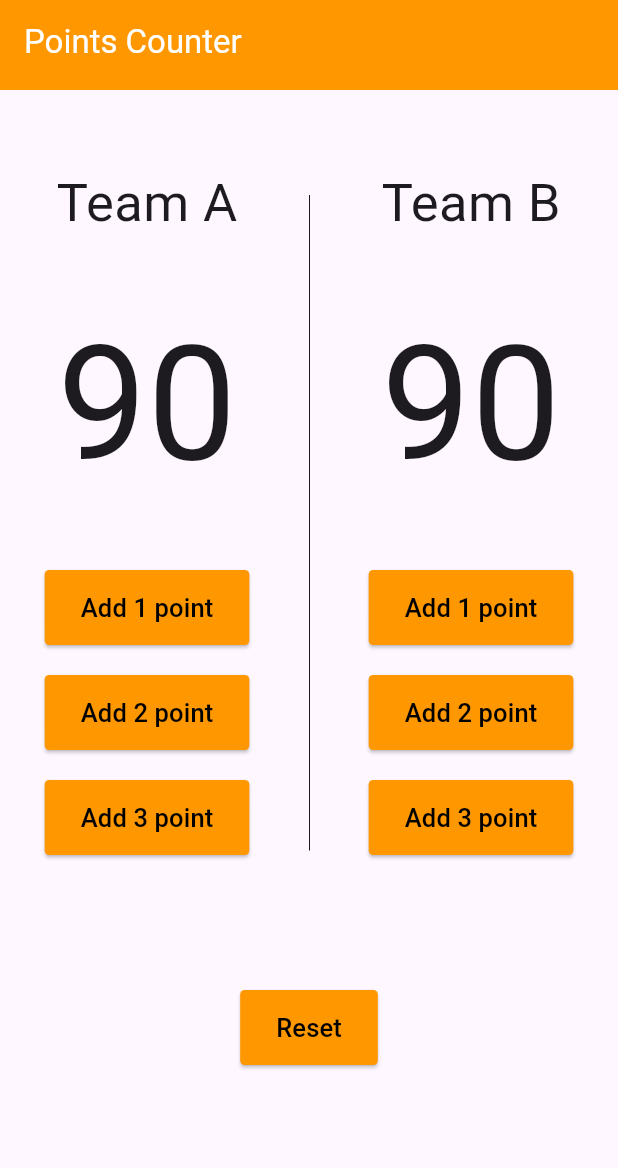
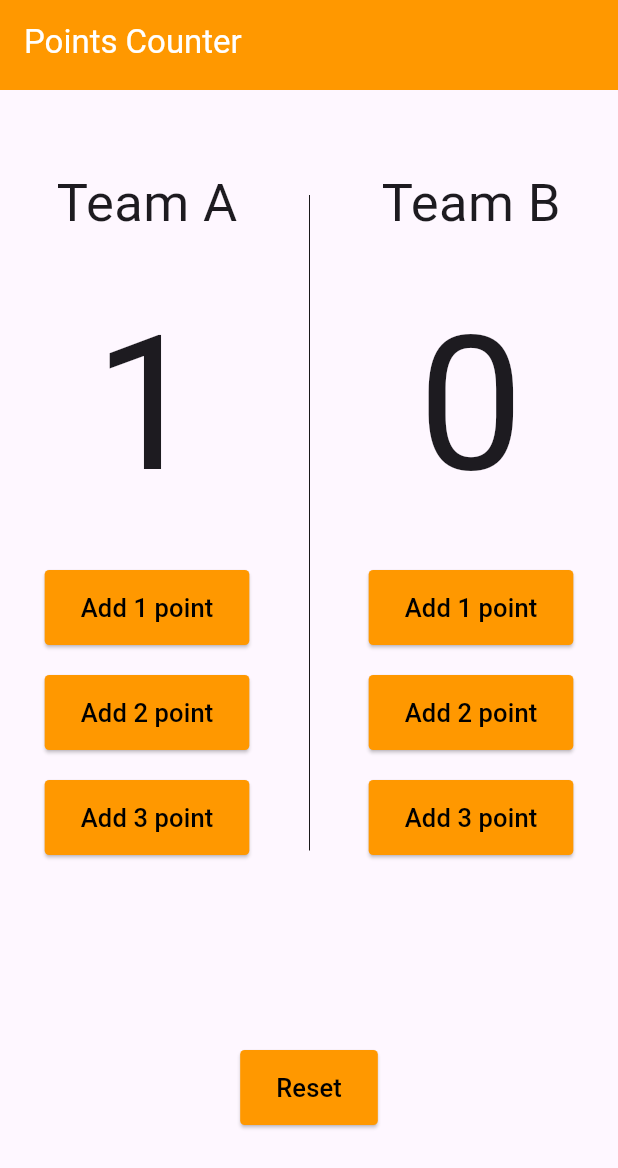
Before and after one commit to AbdelazizSameh/Basketball_counter_app, a Flutter app: the screen it shows after launch, after a tap on "Add 1 point", on a phone screen of 412 x 824 dp. Shown: the top 1168 px of the screen. Run offline on Flutter 3.47's test engine with Material 3 defaults, Android fonts, the phone set to English and light mode, and no system bars; our stand-ins replace flutter_bloc.

Commit message:
finish app

```diff
--- a/lib/cubit/counter_cubit.dart
+++ b/lib/cubit/counter_cubit.dart
@@ -17,7 +17,7 @@ class CounterCubit extends Cubit<CounterState> {
     emit(CounterBIncreamentState());
   }
 
-  void resetCounter(int counter) {
+  void resetCounter() {
     teamAcounter = 0;
     teamBcounter = 0;
     emit(CounterResetState());
--- a/lib/widgets/custom_team_configuration.dart
+++ /dev/null
@@ -1,48 +0,0 @@
-import 'package:flutter/material.dart';
-
-import 'custom_elevated_button.dart';
-import 'custom_text.dart';
-
-class CustomTeamConfiguration extends StatelessWidget {
-  const CustomTeamConfiguration({
-    super.key,
-    required this.text,
-    this.onOnePointTap,
-    this.onTwoPointsTap,
-    this.onThreePointsTap,
-  });
-  final String text;
-  final void Function()? onOnePointTap;
-  final void Function()? onTwoPointsTap;
-  final void Function()? onThreePointsTap;
-
-  @override
-  Widget build(BuildContext context) {
-    return Column(
-      spacing: 20,
-      children: [
-        CustomText(
-          text: text,
-          fontSize: 35,
-        ),
-        const SizedBox(
-          width: 120,
-          height: 180,
-          child: FittedBox(child: CustomText(text: '90', fontSize: 90)),
-        ),
-        CustomElevatedButton(
-          text: "Add 1 point",
-          onTap: onOnePointTap,
-        ),
-        CustomElevatedButton(
-          text: "Add 2 point",
-          onTap: onTwoPointsTap,
-        ),
-        CustomElevatedButton(
-          text: "Add 3 point",
-          onTap: onThreePointsTap,
-        ),
-      ],
-    );
-  }
-}
--- a/lib/widgets/home_view_body.dart
+++ b/lib/widgets/home_view_body.dart
@@ -1,8 +1,10 @@
+import 'package:basketball_app/cubit/counter_cubit.dart';
+import 'package:basketball_app/cubit/counter_state.dart';
 import 'package:flutter/material.dart';
-
+import 'package:flutter_bloc/flutter_bloc.dart';
 import 'custom_divider.dart';
 import 'custom_elevated_button.dart';
-import 'custom_team_configuration.dart';
+import 'custom_text.dart';
 
 class HomeViewBody extends StatelessWidget {
   const HomeViewBody({
@@ -11,6 +13,9 @@ class HomeViewBody extends StatelessWidget {
 
   @override
   Widget build(BuildContext context) {
+    final counterCubit = BlocProvider.of<CounterCubit>(context);
+    var teamAcounter = counterCubit.teamAcounter;
+    var teamBcounter = counterCubit.teamBcounter;
     return Column(
       children: [
         SizedBox(
@@ -21,29 +26,84 @@ class HomeViewBody extends StatelessWidget {
             mainAxisAlignment: MainAxisAlignment.spaceEvenly,
             spacing: 10,
             children: [
-              CustomTeamConfiguration(
-                text: "Team A",
-                onOnePointTap: () {},
-                onTwoPointsTap: () {},
-                onThreePointsTap: () {},
+              Column(
+                spacing: 20,
+                children: [
+                  CustomText(
+                    text: "Team A",
+                    fontSize: 35,
+                  ),
+                  SizedBox(
+                    width: 120,
+                    height: 180,
+                    child: FittedBox(
+                        child: BlocConsumer<CounterCubit, CounterState>(
+                      listener: (context, state) {
+                        teamAcounter = counterCubit.teamAcounter;
+                      },
+                      builder: (context, state) {
+                        return CustomText(text: "$teamAcounter", fontSize: 90);
+                      },
+                    )),
+                  ),
+                  CustomElevatedButton(
+                    text: "Add 1 point",
+                    onTap: () => counterCubit.increaseTeamA(1),
+                  ),
+                  CustomElevatedButton(
+                    text: "Add 2 point",
+                    onTap: () => counterCubit.increaseTeamA(2),
+                  ),
+                  CustomElevatedButton(
+                    text: "Add 3 point",
+                    onTap: () => counterCubit.increaseTeamA(3),
+                  ),
+                ],
               ),
               const CustomDivider(),
-              CustomTeamConfiguration(
-                text: "Team B",
-                onOnePointTap: () {},
-                onTwoPointsTap: () {},
-                onThreePointsTap: () {},
-              )
+              Column(
+                spacing: 20,
+                children: [
+                  CustomText(
+                    text: "Team B",
+                    fontSize: 35,
+                  ),
+                  SizedBox(
+                      width: 120,
+                      height: 180,
+                      child: FittedBox(
+                        child: BlocConsumer<CounterCubit, CounterState>(
+                          listener: (context, state) {
+                            teamBcounter = counterCubit.teamBcounter;
+                          },
+                          builder: (context, state) {
+                            return CustomText(
+                                text: "$teamBcounter", fontSize: 90);
+                          },
+                        ),
+                      )),
+                  CustomElevatedButton(
+                    text: "Add 1 point",
+                    onTap: () => counterCubit.increaseTeamB(1),
+                  ),
+                  CustomElevatedButton(
+                    text: "Add 2 point",
+                    onTap: () => counterCubit.increaseTeamB(2),
+                  ),
+                  CustomElevatedButton(
+                    text: "Add 3 point",
+                    onTap: () => counterCubit.increaseTeamB(3),
+                  ),
+                ],
+              ),
             ],
           ),
         ),
         SizedBox(
-          height: 90,
+          height: 130,
         ),
         CustomElevatedButton(
-          text: 'Reset',
-          onTap: () {},
-        )
+            text: 'Reset', onTap: () => counterCubit.resetCounter())
       ],
     );
   }
```
